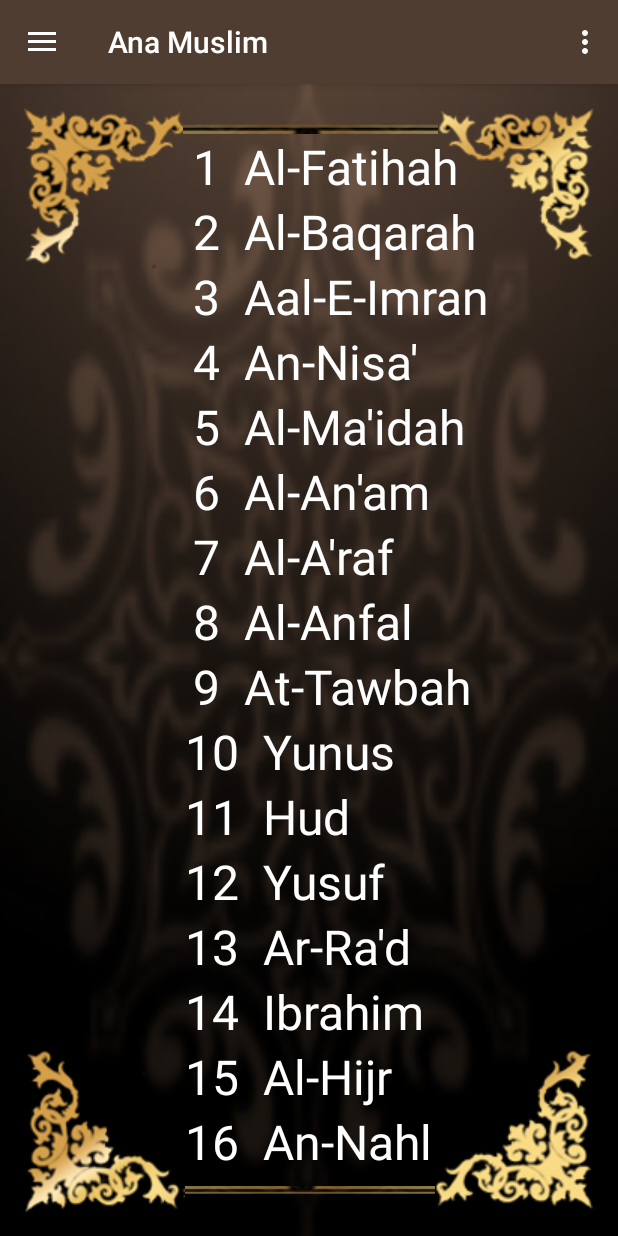
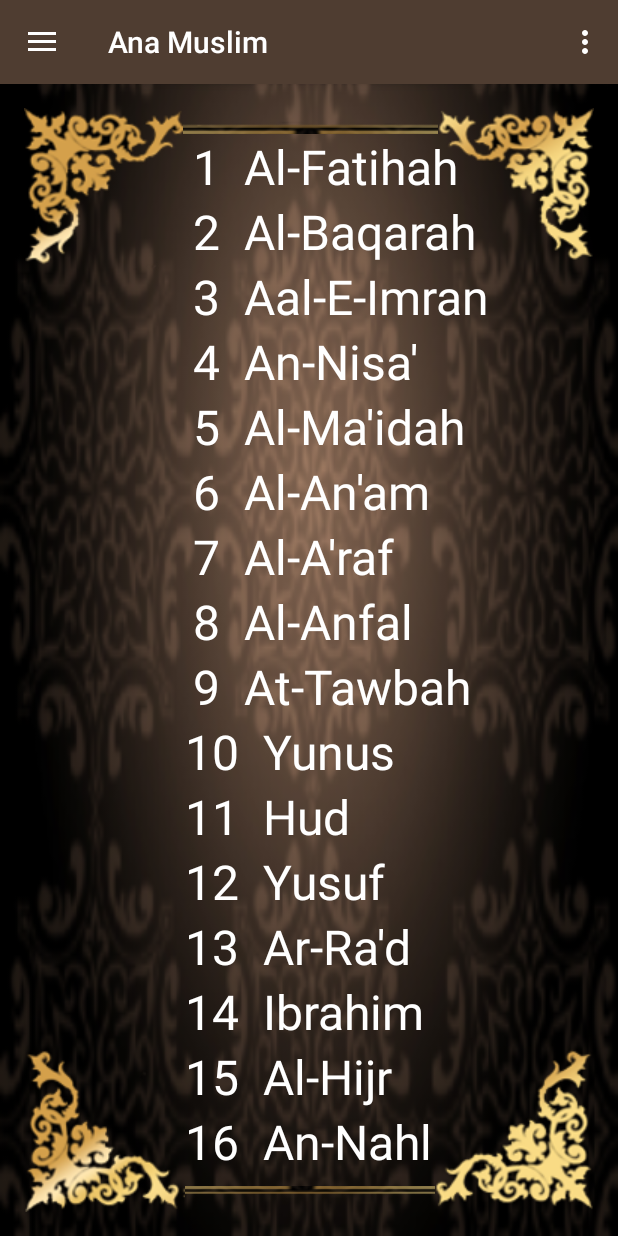
Before and after one commit to IslamAssem/Ana-Muslim, an Android app: the screen it shows after launch (MainActivity), on a phone screen of 412 x 824 dp. Run offline under Robolectric (Android 15) with nearby library versions, the phone set to English and light mode, and no system bars.

Commit message:
fixing bugs

```diff
--- /dev/null
+++ b/app/src/main/res/drawable/background_repeat.xml
@@ -0,0 +1,6 @@
+<?xml version="1.0" encoding="utf-8"?>
+<bitmap xmlns:android="http://schemas.android.com/apk/res/android"
+    android:src="@drawable/background"
+    android:tileMode="repeat">
+
+</bitmap>
--- a/app/src/main/res/layout/activity_main.xml
+++ b/app/src/main/res/layout/activity_main.xml
@@ -6,7 +6,8 @@
     android:layout_width="match_parent"
     android:layout_height="match_parent"
     android:fitsSystemWindows="true"
-    tools:openDrawer="start">
+    tools:openDrawer="start"
+    android:background="@drawable/background">
 
     <include
         layout="@layout/app_bar_main"
@@ -18,8 +19,9 @@
         android:layout_width="wrap_content"
         android:layout_height="match_parent"
         android:layout_gravity="start"
+        android:background="@color/colorPrimary"
         android:fitsSystemWindows="true"
-        app:headerLayout="@layout/nav_header_main"
+        app:itemTextColor="@color/white"
         app:menu="@menu/activity_main_drawer" />
 
 </android.support.v4.widget.DrawerLayout>
--- a/app/src/main/res/layout/dialog_fragment_hadith.xml
+++ b/app/src/main/res/layout/dialog_fragment_hadith.xml
@@ -5,7 +5,7 @@
     android:orientation="vertical"
     android:layout_width="match_parent"
     android:layout_height="match_parent"
-    android:background="@drawable/suarbackground_solo">
+    android:background="@color/colorPrimary">
 
     <TextView
         android:id="@+id/hadith_title"
@@ -22,7 +22,6 @@
             android:id="@+id/hadith_content"
             android:layout_width="match_parent"
             android:layout_height="wrap_content"
-            android:background="@color/transparent"
             android:gravity="center"
             android:textColor="@color/white"
             android:textSize="24sp"
--- a/app/src/main/res/layout/fragment_ahadith.xml
+++ b/app/src/main/res/layout/fragment_ahadith.xml
@@ -4,8 +4,6 @@
     xmlns:tools="http://schemas.android.com/tools"
     android:layout_width="match_parent"
     android:layout_height="match_parent"
-    android:background="@drawable/suarbackground_solo"
-    android:backgroundTintMode="multiply"
     tools:context="com.eltendawy.anamuslim.Fragment.Ahadith">
 
     <android.support.v7.widget.RecyclerView
--- a/app/src/main/res/layout/fragment_quran.xml
+++ b/app/src/main/res/layout/fragment_quran.xml
@@ -4,7 +4,6 @@
     xmlns:tools="http://schemas.android.com/tools"
     android:layout_width="match_parent"
     android:layout_height="match_parent"
-    android:background="@drawable/suarbackground_solo"
     android:backgroundTintMode="multiply"
     tools:context="com.eltendawy.anamuslim.Fragment.Quran">
 
--- a/app/src/main/res/layout/fragment_radio.xml
+++ b/app/src/main/res/layout/fragment_radio.xml
@@ -3,7 +3,6 @@
     xmlns:tools="http://schemas.android.com/tools"
     android:layout_width="match_parent"
     android:layout_height="match_parent"
-    android:background="@drawable/suarbackground_solo"
     tools:context=".Fragment.Radio">
 
     <ImageView
--- a/app/src/main/res/layout/fragment_radio_player.xml
+++ b/app/src/main/res/layout/fragment_radio_player.xml
@@ -63,8 +63,8 @@
         android:textColor="@color/white"
         android:textSize="30sp"
         app:layout_constraintBottom_toBottomOf="parent"
-        app:layout_constraintEnd_toStartOf="@+id/previous"
-        app:layout_constraintStart_toEndOf="@+id/next"
+        app:layout_constraintEnd_toStartOf="@+id/next"
+        app:layout_constraintStart_toEndOf="@+id/previous"
         app:layout_constraintTop_toTopOf="parent" />
 
     <ImageButton
```
Also changed, not shown: app/src/main/java/com/eltendawy/anamuslim/Player.java (+10 -16 lines), app/src/main/res/drawable/suarbackground.png (deleted), app/src/main/res/drawable/suarbackground_solo.png (deleted).
